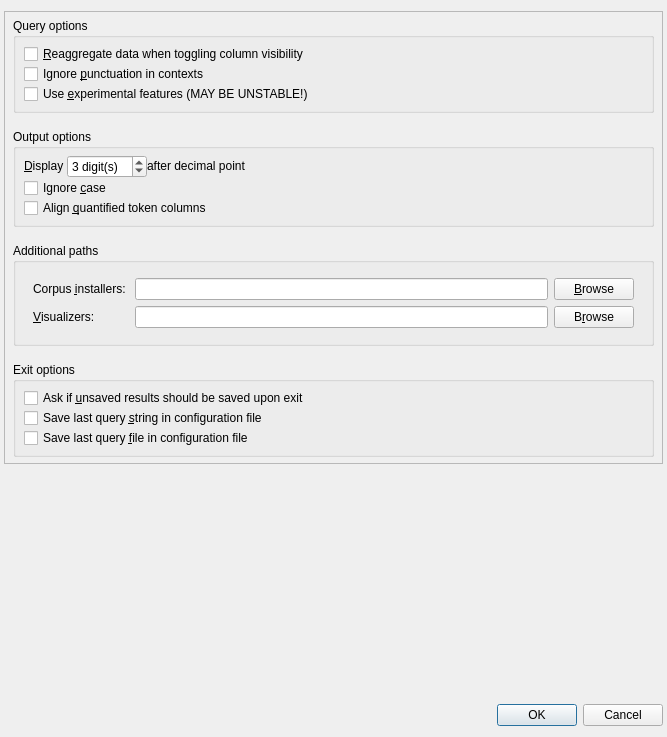
This is coquery/gui/settings.ui in gkunter/coquery as Qt 5 draws it before an edit. The edited form follows.
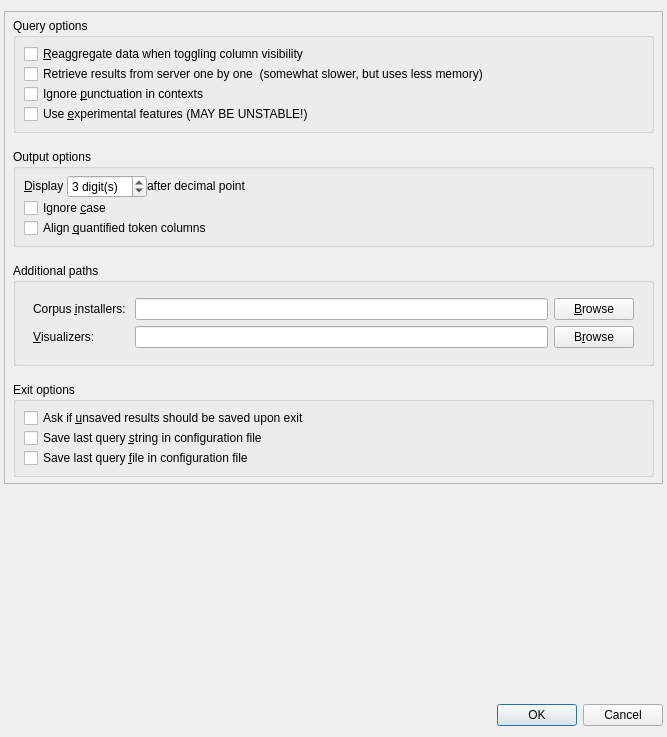
This is the edited form. Icons and pictures are not drawn.

Commit message: Add option for server-side cursors

What changed in the file:
```diff
--- a/coquery/gui/settings.ui
+++ b/coquery/gui/settings.ui
@@ -89,6 +89,13 @@
              </property>
             </widget>
            </item>
+           <item>
+            <widget class="QCheckBox" name="check_server_side">
+             <property name="text">
+              <string>Retrieve results from server one by one  (somewhat slower, but uses less memory)</string>
+             </property>
+            </widget>
+           </item>
            <item>
             <widget class="QCheckBox" name="check_ignore_punctuation">
              <property name="text">
```
The commit also changes 4 other files.
